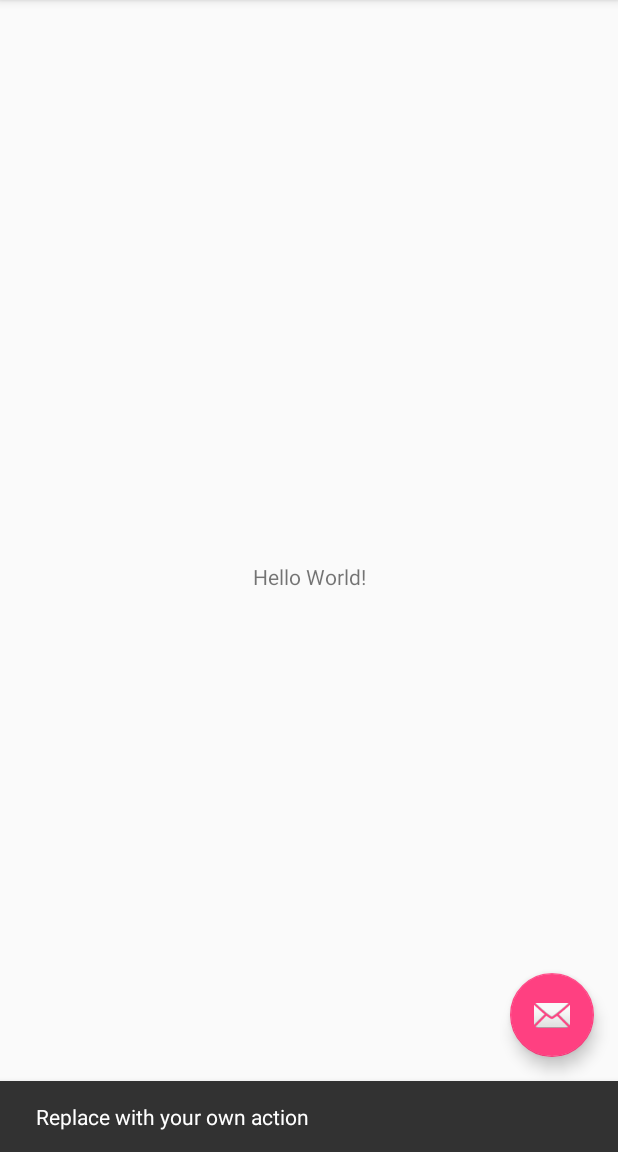
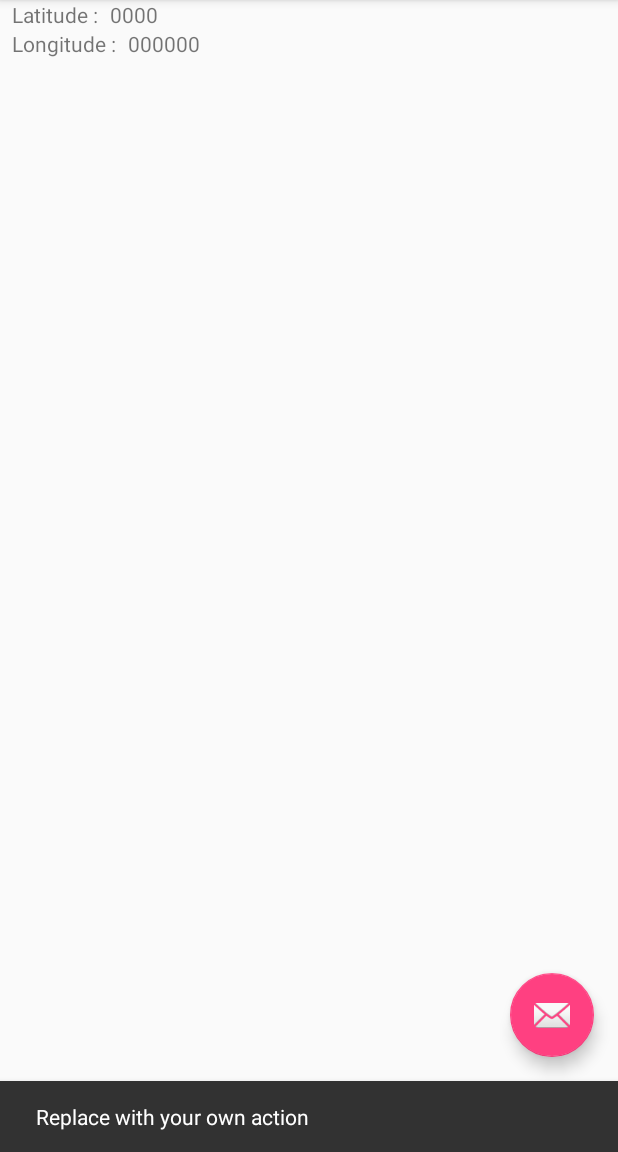
Before and after one commit to cedricleblond35/geopostcards, an Android app: the screen it shows after launch (MainActivity), after a tap on an icon or button, on a phone screen of 412 x 824 dp, the part 84-1236 px from its top. Run offline under Robolectric (Android 15) with nearby library versions, the phone set to English and light mode, and no system bars.

Commit message:
coordonnée gps

```diff
--- a/app/src/main/AndroidManifest.xml
+++ b/app/src/main/AndroidManifest.xml
@@ -4,6 +4,9 @@
 
     <uses-permission android:name="android.permission.ACCESS_FINE_LOCATION" />
     <uses-permission android:name="android.permission.ACCESS_COARSE_LOCATION" />
+
+    <uses-permission android:name="android.permission.ACCESS_NETWORK_STATE"  />
+    <uses-permission android:name="android.permission.WRITE_EXTERNAL_STORAGE" />
 
     <application
         android:allowBackup="true"
--- a/app/src/main/java/com/example/cleblond2016/geopostcards2/MainActivity.java
+++ b/app/src/main/java/com/example/cleblond2016/geopostcards2/MainActivity.java
@@ -5,6 +5,7 @@ import android.content.pm.PackageManager;
 import android.location.Location;
 import android.location.LocationListener;
 import android.location.LocationManager;
+import android.location.LocationProvider;
 import android.os.Bundle;
 import android.support.annotation.NonNull;
 import android.support.design.widget.FloatingActionButton;
@@ -17,6 +18,7 @@ import android.util.Log;
 import android.view.View;
 import android.view.Menu;
 import android.view.MenuItem;
+import android.widget.TextView;
 import android.widget.Toast;
 
 import java.util.ArrayList;
@@ -27,9 +29,18 @@ public class MainActivity extends AppCompatActivity implements LocationListener
     LocationManager lm;
     private String TAG = "MainActivity";
     public static final int REQUEST_CODE = 1234;
-    private double latitude;
-    private double longitude;
-    private float accuracy;
+    double latitude; // latitude
+    double longitude; // longitude
+
+    TextView txtLatitude;
+    TextView txtLongitude;
+
+
+    // The minimum distance to change Updates in meters
+    private static final long MIN_DISTANCE_CHANGE_FOR_UPDATES = 3; // 3 meters
+
+    // The minimum time between updates in milliseconds
+    private static final long MIN_TIME_BW_UPDATES = 1000 * 60 * 1; // 1 minute
 
 
     @Override
@@ -39,6 +50,8 @@ public class MainActivity extends AppCompatActivity implements LocationListener
         Toolbar toolbar = (Toolbar) findViewById(R.id.toolbar);
         setSupportActionBar(toolbar);
 
+
+        //Bouton rose
         FloatingActionButton fab = (FloatingActionButton) findViewById(R.id.fab);
         fab.setOnClickListener(new View.OnClickListener() {
             @Override
@@ -48,16 +61,15 @@ public class MainActivity extends AppCompatActivity implements LocationListener
             }
         });
 
-        if (checkAndRequestMultiplePermissions()) {
-            init();
-        } else {
-            Toast.makeText(this, "Pour pouvoir utiliser l'appli, vous devez autoriser les permissions", Toast.LENGTH_SHORT).show();
-        }
+        //Démarrer gps
+        init();
+
     }
 
     @Override
     protected void onPause() {
         super.onPause();
+        lm.removeUpdates(this);
     }
 
     /***********
@@ -104,10 +116,15 @@ public class MainActivity extends AppCompatActivity implements LocationListener
     public void onLocationChanged(Location location) {
         latitude = location.getLatitude();
         longitude = location.getLongitude();
-        accuracy = location.getAccuracy(); //Obtenez la précision horizontale estimée de cet emplacement, radial, en mètres.
+        //accuracy = location.getAccuracy(); //Obtenez la précision horizontale estimée de cet emplacement, radial, en mètres.
 
 
-        Log.i(TAG, "latitude: "+ latitude + " long : " + longitude + " accuracy :" + accuracy);
+        Log.i(TAG, "latitude: " + latitude + " long : " + longitude );
+        txtLatitude = (TextView) findViewById(R.id.textView_value_latitude);
+        txtLongitude = (TextView) findViewById(R.id.textView_value_longitude);
+
+        txtLatitude.setText(String.valueOf(latitude));
+        txtLongitude.setText(String.valueOf(longitude));
     }
 
     /**
@@ -120,12 +137,32 @@ public class MainActivity extends AppCompatActivity implements LocationListener
     @Override
     public void onStatusChanged(String provider, int status, Bundle extras) {
         Toast.makeText(getApplicationContext(), "GPS", Toast.LENGTH_LONG).show();
+        String newStatus = "";
+        switch (status) {
+            case LocationProvider.OUT_OF_SERVICE:
+                newStatus = "OUT_OF_SERVICE";
+                break;
+            case LocationProvider.TEMPORARILY_UNAVAILABLE:
+                newStatus = "TEMPORARILY_UNAVAILABLE";
+                break;
+            case LocationProvider.AVAILABLE:
+                newStatus = "AVAILABLE";
+                break;
+        }
+        //String msg = String.format(getResources().getString(R.string.provider_disabled), provider, newStatus);
+        Toast.makeText(this, newStatus, Toast.LENGTH_SHORT).show();
+
     }
 
 
+    /**
+     * Cette méthode est appelée quand une source de localisation est activée (GPS, 3G..etc).
+     * @param provider
+     */
     @Override
     public void onProviderEnabled(String provider) {
-
+        String msg = String.format(getResources().getString(R.string.provider_enabled), provider);
+        Toast.makeText(this, msg, Toast.LENGTH_SHORT).show();
     }
 
     /**
@@ -136,7 +173,8 @@ public class MainActivity extends AppCompatActivity implements LocationListener
      */
     @Override
     public void onProviderDisabled(String provider) {
-
+        String msg = String.format(getResources().getString(R.string.provider_disabled), provider);
+        Toast.makeText(this, msg, Toast.LENGTH_SHORT).show();
     }
 
 
@@ -145,37 +183,13 @@ public class MainActivity extends AppCompatActivity implements LocationListener
      * Permission
      *
      */
-    /**
-     *
-     * @return
-     */
-    private boolean checkAndRequestMultiplePermissions() {
-        String[] permissionsNeeeded = new String[] {
-                Manifest.permission.ACCESS_FINE_LOCATION,
-                Manifest.permission.ACCESS_COARSE_LOCATION
-        };
 
-        List<String> listPermissionsNeeded = new ArrayList<>();
-        for(String p : permissionsNeeeded) {
-            int check = ContextCompat.checkSelfPermission(this, p);
-            if(check != PackageManager.PERMISSION_GRANTED) {
-                listPermissionsNeeded.add(p);
-            }
-        }
-        if(!listPermissionsNeeded.isEmpty()) {
-            ActivityCompat.requestPermissions(this,
-                    listPermissionsNeeded.toArray(new String[listPermissionsNeeded.size()]),
-                    REQUEST_CODE);
-            return false;
-        }
-        return true;
-    }
 
     @Override
     public void onRequestPermissionsResult(int requestCode, @NonNull String[] permissions, @NonNull int[] grantResults) {
         switch (requestCode) {
             case REQUEST_CODE:
-                if(grantResults.length > 0 && grantResults[0] == PackageManager.PERMISSION_GRANTED) {
+                if (grantResults.length > 0 && grantResults[0] == PackageManager.PERMISSION_GRANTED) {
                     init();
                 }
                 break;
@@ -185,6 +199,29 @@ public class MainActivity extends AppCompatActivity implements LocationListener
     private void init() {
         lm = (LocationManager) this.getSystemService(LOCATION_SERVICE);
 
+        if (
+                ActivityCompat.checkSelfPermission(this, Manifest.permission.ACCESS_FINE_LOCATION) != PackageManager.PERMISSION_GRANTED &&
+                        ActivityCompat.checkSelfPermission(this, Manifest.permission.ACCESS_COARSE_LOCATION) != PackageManager.PERMISSION_GRANTED
+                )
+        {
+
+            return;
+        } else {
+            /**
+             * requestLocationUpdates:
+             * -----------------------
+             * String: le nom du fournisseur avec lequel s'inscrire
+             * long: intervalle de temps minimum entre les mises à jour d'emplacement, en millisecondes
+             * float: distance minimale entre les mises à jour de l'emplacement, en mètres
+             * LocationListener: un LocationListener dont la méthode LocationListener.onLocationChanged (Location) sera appelée pour chaque mise à jour d'emplacement
+             */
+            lm.requestLocationUpdates(
+                    LocationManager.NETWORK_PROVIDER,
+                    MIN_TIME_BW_UPDATES,
+                    MIN_DISTANCE_CHANGE_FOR_UPDATES, this);
+        }
+
+
     }
 
 
--- a/app/src/main/res/layout/content_main.xml
+++ b/app/src/main/res/layout/content_main.xml
@@ -8,13 +8,47 @@
     tools:context=".MainActivity"
     tools:showIn="@layout/activity_main">
 
-    <TextView
-        android:layout_width="wrap_content"
-        android:layout_height="wrap_content"
-        android:text="Hello World!"
-        app:layout_constraintBottom_toBottomOf="parent"
-        app:layout_constraintLeft_toLeftOf="parent"
-        app:layout_constraintRight_toRightOf="parent"
-        app:layout_constraintTop_toTopOf="parent" />
+
+        <TextView
+            android:id="@+id/textView_latitude"
+            android:layout_width="wrap_content"
+            android:layout_height="wrap_content"
+            android:layout_marginLeft="@dimen/margeMini"
+            android:text="@string/latitude"
+            app:layout_constraintLeft_toLeftOf="parent"
+            app:layout_constraintTop_toTopOf="parent" />
+        <TextView
+            android:id="@+id/textView_value_latitude"
+            android:layout_width="wrap_content"
+            android:layout_height="wrap_content"
+            android:layout_marginLeft="@dimen/margeMini"
+            app:layout_constraintLeft_toRightOf="@+id/textView_latitude"
+            app:layout_constraintTop_toTopOf="parent"
+            android:text="0000"/>
+
+        <TextView
+            android:id="@+id/textView_longitude"
+            android:layout_width="wrap_content"
+            android:layout_height="wrap_content"
+            android:text="@string/longitude"
+            android:layout_marginLeft="@dimen/margeMini"
+            app:layout_constraintLeft_toLeftOf="parent"
+            app:layout_constraintTop_toBottomOf="@+id/textView_latitude" />
+        <TextView
+            android:id="@+id/textView_value_longitude"
+            android:layout_width="wrap_content"
+            android:layout_height="wrap_content"
+            android:text="000000"
+            android:layout_marginLeft="@dimen/margeMini"
+            app:layout_constraintLeft_toRightOf="@+id/textView_longitude"
+            app:layout_constraintTop_toBottomOf="@+id/textView_latitude" />
+
+
+        <LinearLayout xmlns:android="http://schemas.android.com/apk/res/android"
+            android:orientation="vertical"
+            android:layout_width="wrap_content"
+            android:layout_height="wrap_content">
+
+        </LinearLayout>
 
 </android.support.constraint.ConstraintLayout>
--- a/app/src/main/res/values/dimens.xml
+++ b/app/src/main/res/values/dimens.xml
@@ -1,3 +1,4 @@
 <resources>
     <dimen name="fab_margin">16dp</dimen>
+    <dimen name="margeMini">8dp</dimen>
 </resources>
--- a/app/src/main/res/values/strings.xml
+++ b/app/src/main/res/values/strings.xml
@@ -1,4 +1,9 @@
 <resources>
     <string name="app_name">geopostcards2</string>
     <string name="action_settings">Settings</string>
+    <string name="latitude">Latitude :</string>
+    <string name="longitude">Longitude :</string>
+    <string name="provider_enabled">The provider %s is now enabled</string>
+    <string name="provider_disabled">The provider %s is now disabled</string>
+    <string name="provider_new_status">The provider %1$s has now a new status %2$s</string>
 </resources>
```
